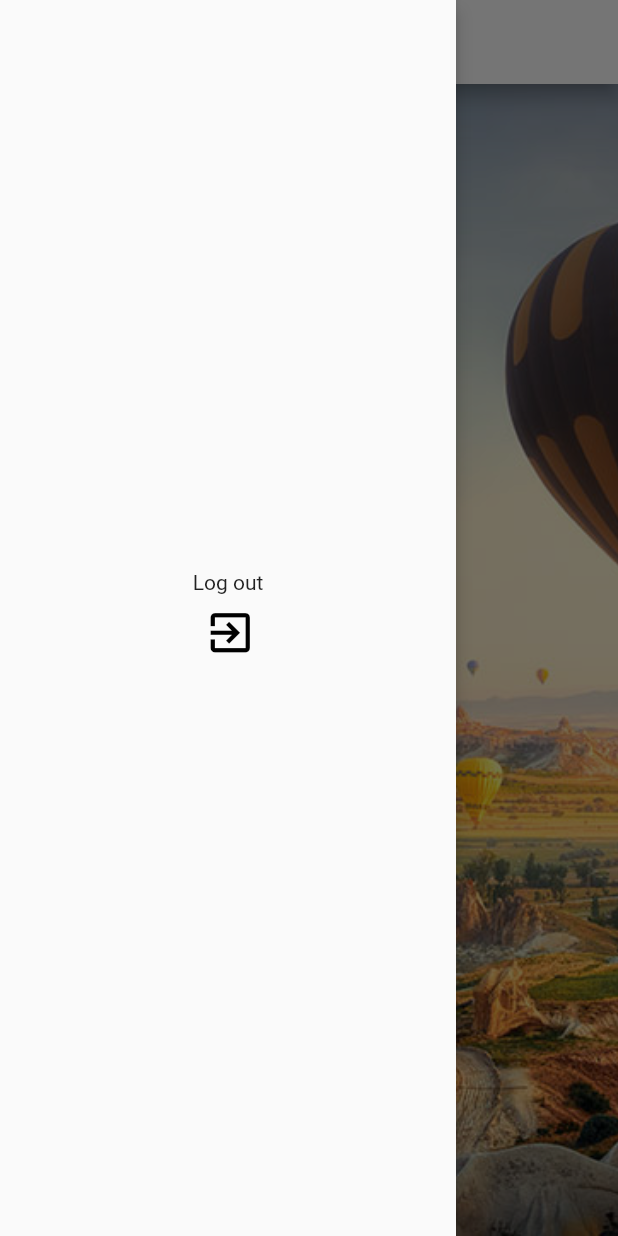
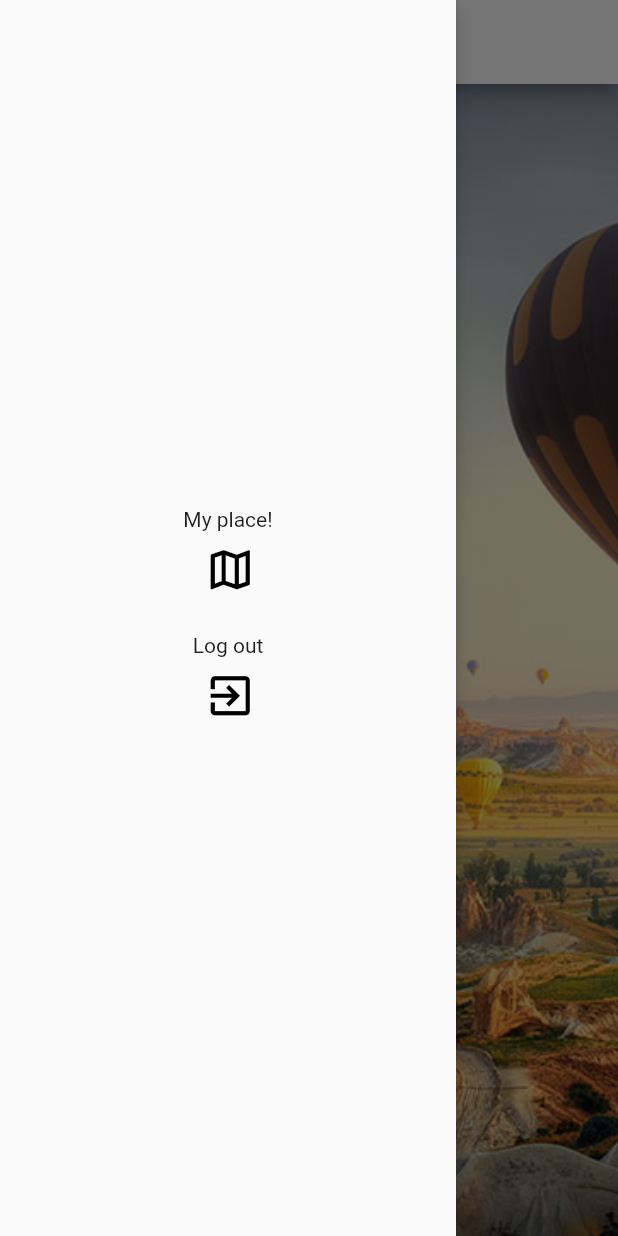
Before and after one commit to Maqcel/PAMM_AR, a Flutter app: the screen it shows once a user with an empty profile is signed in, with the side drawer open, on a phone screen of 412 x 824 dp. Run offline on Flutter 3.47's test engine with Material 2 defaults, Android fonts, the phone set to English and light mode, and no system bars; our stand-ins replace cloud_firestore, firebase_auth, firebase_core; missing offline and left inert: arkit_plugin; accounts and stored records are empty.

Commit message:
mozliwosc sprawdzenia na wlasnym url.

```diff
--- /dev/null
+++ b/lib/components/custom_drawer.dart
@@ -0,0 +1,53 @@
+import 'package:flutter/material.dart';
+import 'package:new_ar/provider/auth_provider.dart';
+import 'package:new_ar/screens/ar_url_screen.dart';
+import 'package:new_ar/screens/opening_screen.dart';
+import 'package:provider/provider.dart';
+
+class CustomDrawer extends StatelessWidget {
+  @override
+  Widget build(BuildContext context) {
+    return Drawer(
+      elevation: 5.0,
+      child: Column(
+        mainAxisAlignment: MainAxisAlignment.center,
+        children: [
+          Text('My place!'),
+          IconButton(
+            onPressed: () {
+              Navigator.of(context).push(
+                MaterialPageRoute(
+                  builder: (context) => ArFromUrlScreen(),
+                ),
+              );
+            },
+            icon: Icon(
+              Icons.map_outlined,
+              color: Colors.black,
+              size: 35,
+            ),
+          ),
+          SizedBox(
+            height: 20.0,
+          ),
+          Text('Log out'),
+          IconButton(
+            onPressed: () {
+              context.read<AuthProvider>().signOut();
+              Navigator.of(context).pushReplacement(
+                MaterialPageRoute(
+                  builder: (context) => OpeningScreen(),
+                ),
+              );
+            },
+            icon: Icon(
+              Icons.exit_to_app,
+              color: Colors.black,
+              size: 35,
+            ),
+          ),
+        ],
+      ),
+    );
+  }
+}
--- a/lib/screens/home_screen.dart
+++ b/lib/screens/home_screen.dart
@@ -1,11 +1,9 @@
 import 'package:flutter/material.dart';
+import 'package:new_ar/components/custom_drawer.dart';
 import 'package:new_ar/config/firebase_paths.dart';
-import 'package:new_ar/provider/auth_provider.dart';
-import 'package:provider/provider.dart';
 import 'package:cloud_firestore/cloud_firestore.dart';
 
 import 'ar_screen.dart';
-import 'opening_screen.dart';
 
 class HomeScreen extends StatelessWidget {
   final CollectionReference places =
@@ -14,31 +12,7 @@ class HomeScreen extends StatelessWidget {
   @override
   Widget build(BuildContext context) {
     return Scaffold(
-      drawer: Drawer(
-        elevation: 5.0,
-        child: Column(
-          mainAxisAlignment: MainAxisAlignment.center,
-          children: [
-            Text('Log out'),
-            IconButton(
-              onPressed: () {
-                print("Sign Out Pressed");
-                context.read<AuthProvider>().signOut();
-                Navigator.of(context).pushReplacement(
-                  MaterialPageRoute(
-                    builder: (context) => OpeningScreen(),
-                  ),
-                );
-              },
-              icon: Icon(
-                Icons.exit_to_app,
-                color: Colors.black,
-                size: 35,
-              ),
-            ),
-          ],
-        ),
-      ),
+      drawer: CustomDrawer(),
       appBar: AppBar(
         elevation: 5.0,
         iconTheme: IconThemeData(color: Colors.black87),
```
Also changed, not shown: lib/screens/ar_url_screen.dart (added, +158 -0 lines).
